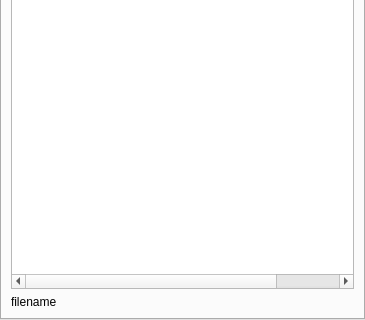
Old version of the form rtUI/rt3DPointBuffer.ui in the repository pengwg/vurtigo; both pictures show x 0 to 365 and y 257 to 577 of the 365 by 577 pixel window.
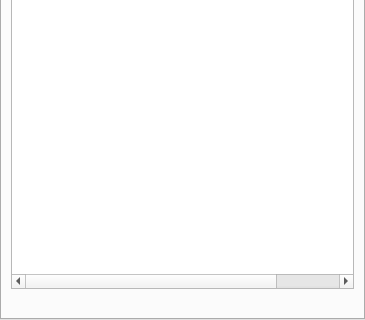
New version of the form.

Commit message:
GUI changes so saves are more obvious to user
Analysis:

after saving, filename appears for 2 seconds then disappears until next save

Resolution:

BugID:
Reviewed by:

```diff
--- a/rtUI/rt3DPointBuffer.ui
+++ b/rtUI/rt3DPointBuffer.ui
@@ -186,7 +186,7 @@
           </size>
          </property>
          <property name="text">
-          <string>filename</string>
+          <string/>
          </property>
          <property name="alignment">
           <set>Qt::AlignLeading|Qt::AlignLeft|Qt::AlignVCenter</set>
```
The commit also changes 2 other files.
